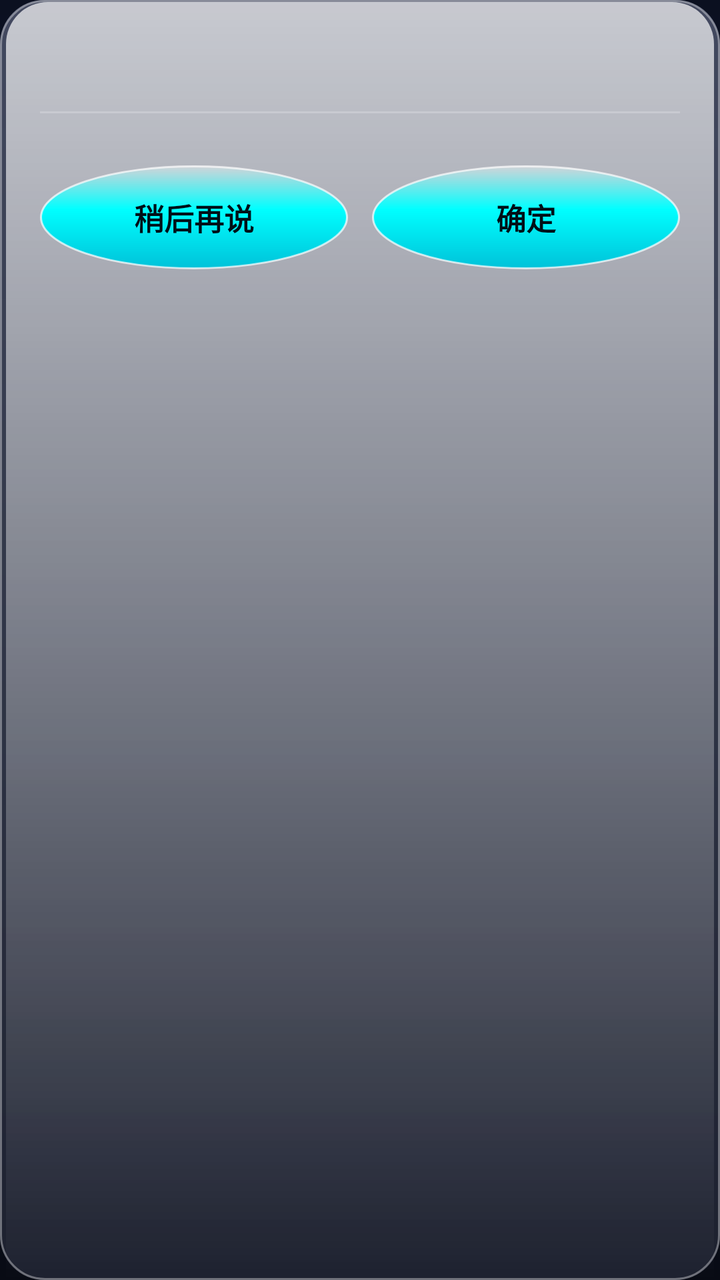
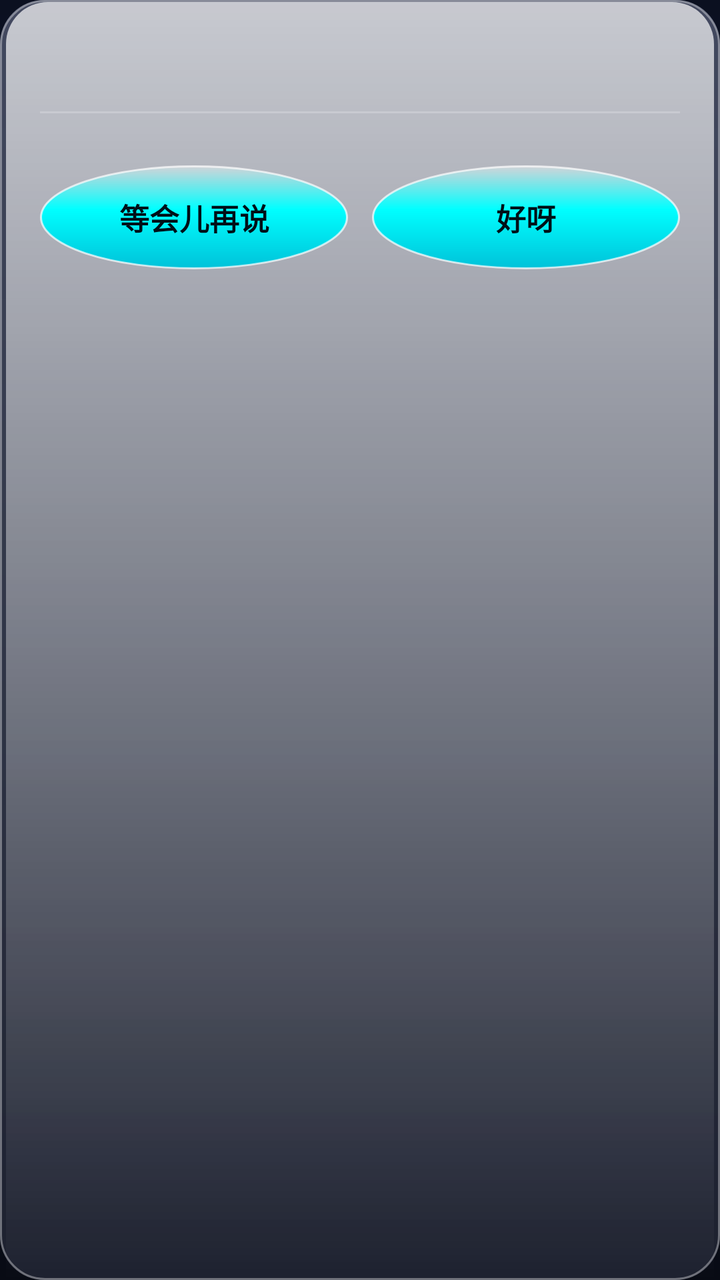

Before-and-after screenshots of an Android layout around one commit, followed by the original layout XML and the change that was made.
<!-- AndroidManifest.xml: application theme AppTheme -->
<!-- res/layout/dialog_styled.xml -->
<?xml version="1.0" encoding="utf-8"?>
<LinearLayout xmlns:android="http://schemas.android.com/apk/res/android"
    android:layout_width="match_parent"
    android:layout_height="wrap_content"
    android:orientation="vertical"
    android:background="@drawable/dialog_bg"
    android:minWidth="320dp"
    android:paddingStart="20dp"
    android:paddingEnd="20dp"
    android:paddingTop="18dp"
    android:paddingBottom="16dp">

    <TextView
        android:id="@+id/dialogTitle"
        android:layout_width="match_parent"
        android:layout_height="wrap_content"
        android:gravity="center"
        android:textColor="#00FFFF"
        android:textSize="19sp"
        android:textStyle="bold" />

    <View
        android:layout_width="match_parent"
        android:layout_height="1dp"
        android:layout_marginTop="12dp"
        android:background="#33FFFFFF" />

    <ScrollView
        android:id="@+id/dialogScroll"
        android:layout_width="match_parent"
        android:layout_height="wrap_content"
        android:layout_marginTop="12dp"
        android:fillViewport="false">

        <LinearLayout
            android:id="@+id/dialogContent"
            android:layout_width="match_parent"
            android:layout_height="wrap_content"
            android:orientation="vertical" />
    </ScrollView>

    <LinearLayout
        android:layout_width="match_parent"
        android:layout_height="52dp"
        android:layout_marginTop="14dp"
        android:orientation="horizontal"
        android:gravity="center">

        <Button
            android:id="@+id/dialogNegative"
            android:layout_width="0dp"
            android:layout_height="match_parent"
            android:layout_weight="1"
            android:text="稍后再说"
            android:textSize="15sp"
            android:textStyle="bold"
            android:textColor="#001018"
            android:background="@drawable/circle_btn" />

        <Button
            android:id="@+id/dialogPositive"
            android:layout_width="0dp"
            android:layout_height="match_parent"
            android:layout_weight="1"
            android:layout_marginStart="12dp"
            android:text="确定"
            android:textSize="15sp"
            android:textStyle="bold"
            android:textColor="#001018"
            android:background="@drawable/circle_btn" />
    </LinearLayout>

</LinearLayout>
<!-- resources referenced by this layout -->
<resources>
  <!-- drawable circle_btn (drawable) -->
  <?xml version="1.0" encoding="utf-8"?>
  <shape xmlns:android="http://schemas.android.com/apk/res/android"
      android:shape="oval">
      <gradient
          android:angle="270"
          android:startColor="@color/glass_accent_sheen"
          android:centerColor="@color/glass_accent"
          android:endColor="@color/glass_accent_deep"
          android:centerY="0.42" />
      <stroke
          android:width="1dp"
          android:color="@color/glass_highlight" />
  </shape>
  <!-- drawable dialog_bg (drawable) -->
  <?xml version="1.0" encoding="utf-8"?>
  <layer-list xmlns:android="http://schemas.android.com/apk/res/android">
      <item android:drawable="@drawable/glass_card_strong" />
  </layer-list>
  <style name="AppTheme" parent="android:Theme.Material.NoActionBar">
          <item name="android:colorBackground">#0B1020</item>
          <item name="android:windowBackground">@drawable/glass_bg</item>
          <item name="android:statusBarColor">#0B1020</item>
          <item name="android:navigationBarColor">#0B1020</item>
      </style>
  <color name="glass_accent_sheen">#66FFFFFF</color>
  <color name="glass_accent">#FF00FFFF</color>
  <color name="glass_accent_deep">#FF00C2D9</color>
  <color name="glass_highlight">#B3FFFFFF</color>
  <!-- drawable glass_card_strong (drawable) -->
  <?xml version="1.0" encoding="utf-8"?>
  <layer-list xmlns:android="http://schemas.android.com/apk/res/android">
      <item>
          <shape android:shape="rectangle">
              <gradient
                  android:angle="270"
                  android:startColor="#D91B2340"
                  android:centerColor="#C7151C30"
                  android:endColor="#E0101424"
                  android:centerY="0.4" />
              <corners android:radius="22dp" />
          </shape>
      </item>
      <item>
          <shape android:shape="rectangle">
              <gradient
                  android:angle="270"
                  android:startColor="@color/glass_fill_top"
                  android:endColor="@color/glass_fill_bottom" />
              <corners android:radius="22dp" />
          </shape>
      </item>
      <item>
          <shape android:shape="rectangle">
              <stroke
                  android:width="1dp"
                  android:color="@color/glass_stroke" />
              <corners android:radius="22dp" />
          </shape>
      </item>
      <item
          android:left="3dp"
          android:right="3dp"
          android:top="1dp">
          <shape android:shape="rectangle">
              <gradient
                  android:angle="270"
                  android:startColor="@color/glass_highlight"
                  android:endColor="#00FFFFFF" />
              <corners
                  android:topLeftRadius="21dp"
                  android:topRightRadius="21dp" />
              <size android:height="7dp" />
          </shape>
      </item>
  </layer-list>
  <!-- drawable glass_bg (drawable) -->
  <?xml version="1.0" encoding="utf-8"?>
  <shape xmlns:android="http://schemas.android.com/apk/res/android"
      android:shape="rectangle">
      <gradient
          android:angle="270"
          android:startColor="@color/glass_bg_top"
          android:centerColor="@color/glass_bg_center"
          android:endColor="@color/glass_bg_bottom"
          android:centerY="0.45" />
  </shape>
  <color name="glass_fill_top">#2EFFFFFF</color>
  <color name="glass_fill_bottom">#0EFFFFFF</color>
  <color name="glass_stroke">#5CFFFFFF</color>
  <color name="glass_bg_top">#0B1020</color>
  <color name="glass_bg_center">#141A33</color>
  <color name="glass_bg_bottom">#080B14</color>
</resources>

<!-- the commit's change to res/layout/dialog_styled.xml (unified diff, before → after) -->
@@ -51,7 +51,7 @@
             android:layout_width="0dp"
             android:layout_height="match_parent"
             android:layout_weight="1"
-            android:text="稍后再说"
+            android:text="等会儿再说"
             android:textSize="15sp"
             android:textStyle="bold"
             android:textColor="#001018"
@@ -63,7 +63,7 @@
             android:layout_height="match_parent"
             android:layout_weight="1"
             android:layout_marginStart="12dp"
-            android:text="确定"
+            android:text="好呀"
             android:textSize="15sp"
             android:textStyle="bold"
             android:textColor="#001018"
